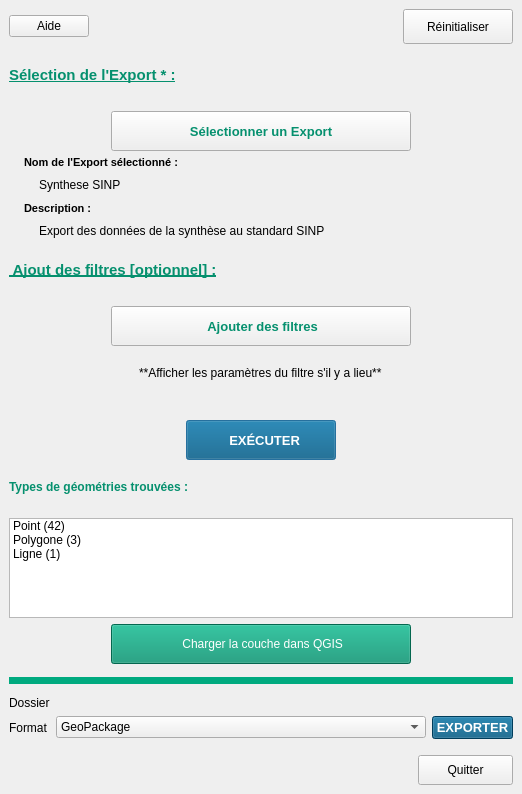
PnX-SI/GeoNature-GIS, file ui/export_dock.ui: the form before one commit.
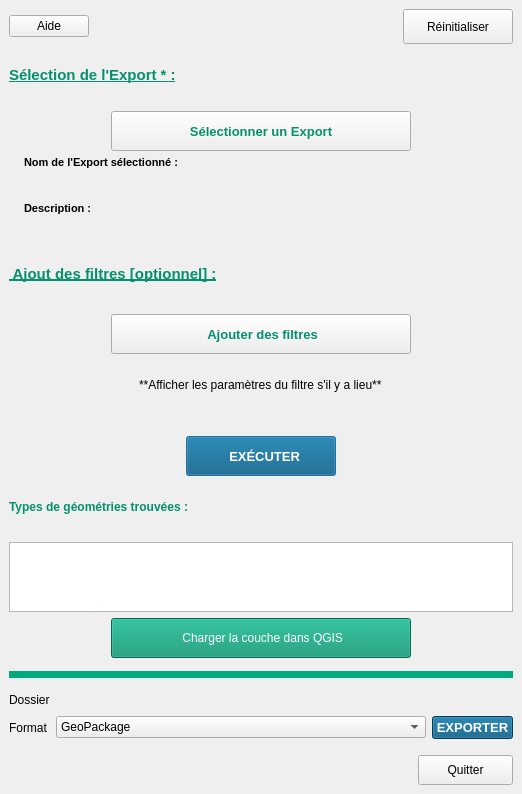
The form after the commit. Icons and pictures are not drawn. Custom widgets are drawn as their Qt base class.

Diff of the .ui file:
```diff
--- a/ui/export_dock.ui
+++ b/ui/export_dock.ui
@@ -190,7 +190,7 @@
       <item>
        <widget class="QLabel" name="lbl_viewname">
         <property name="text">
-         <string>Synthese SINP</string>
+         <string/>
         </property>
         <property name="indent">
          <number>30</number>
@@ -224,7 +224,7 @@
       <item>
        <widget class="QLabel" name="lbl_viewdescription">
         <property name="text">
-         <string>Export des données de la synthèse au standard SINP</string>
+         <string/>
         </property>
         <property name="indent">
          <number>30</number>
@@ -407,30 +407,18 @@
       <property name="minimumSize">
        <size>
         <width>500</width>
-        <height>80</height>
+        <height>70</height>
        </size>
       </property>
       <property name="maximumSize">
        <size>
         <width>16777215</width>
-        <height>100</height>
+        <height>70</height>
        </size>
       </property>
-      <item>
-       <property name="text">
-        <string>Point (42)</string>
-       </property>
-      </item>
-      <item>
-       <property name="text">
-        <string>Polygone (3)</string>
-       </property>
-      </item>
-      <item>
-       <property name="text">
-        <string>Ligne (1)</string>
-       </property>
-      </item>
+      <property name="selectionMode">
+       <enum>QAbstractItemView::MultiSelection</enum>
+      </property>
      </widget>
     </item>
     <item alignment="Qt::AlignHCenter">
```
Left out of the diff: 6 changed lines with no effect on the pictures.
